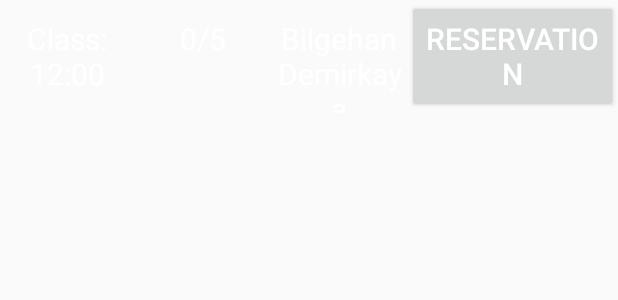
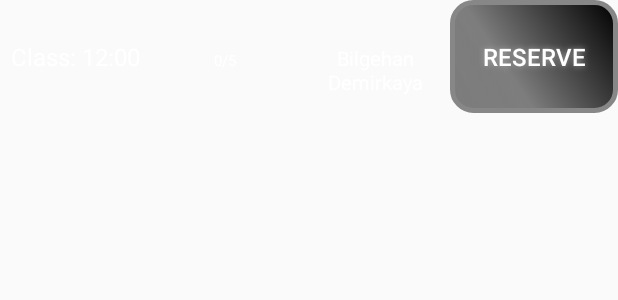
Before and after one commit to bilgehandk/ManBox, an Android app: the layout activity_recyclier_view_daily.xml on its own in the app's theme, with its tools: preview values and no code run, on a phone screen of 412 x 824 dp. Shown: the top 300 px of the screen. Run offline under Robolectric (Android 15) with nearby library versions, the phone set to English and light mode, and no system bars.

```diff
--- a/app/src/main/java/com/bilgehandemirkaya/manbox/MainActivity.kt
+++ b/app/src/main/java/com/bilgehandemirkaya/manbox/MainActivity.kt
@@ -32,6 +32,7 @@ class MainActivity : AppCompatActivity() {
             .setInitialDelay(1, TimeUnit.HOURS)
             .build()
 
+
         WorkManager.getInstance(this).enqueue(workRequest)
 
         loginViewModel = ViewModelProvider(this).get(LoginViewModel::class.java)
@@ -49,7 +50,7 @@ class MainActivity : AppCompatActivity() {
                                 if (success) {
                                     // Open the MenuScreen activity
                                     val intent = Intent(this@MainActivity, MenuScreen::class.java)
-                                    intent.putExtra("userName", loggedInUser?.username_mail)
+                                    intent.putExtra("name", mailText)
                                     startActivity(intent)
                                 } else {
                                     // Handle unsuccessful entrance status change
--- a/app/src/main/java/com/bilgehandemirkaya/manbox/MenuScreen.kt
+++ b/app/src/main/java/com/bilgehandemirkaya/manbox/MenuScreen.kt
@@ -25,7 +25,9 @@ class MenuScreen : AppCompatActivity() {
 
         loginViewModel = ViewModelProvider(this).get(LoginViewModel::class.java)
 
-        val nameSurname = intent.getStringExtra("userName")
+        val intent = Intent(this, MainActivity::class.java)
+        val nameSurname = intent.getStringExtra("name")
+
         binding.textView3.text = "Hello $nameSurname"
 
 
--- a/app/src/main/res/layout/activity_account.xml
+++ b/app/src/main/res/layout/activity_account.xml
@@ -25,7 +25,7 @@
             android:layout_height="83dp"
             android:layout_weight="1"
             android:text="Go Back"
-            android:textSize="25sp"
+            android:textSize="16sp"
             android:background="@drawable/button_shape"
             android:shadowColor="#A8A8A8"
             android:shadowDx="0"
--- a/app/src/main/res/layout/activity_recyclier_view_daily.xml
+++ b/app/src/main/res/layout/activity_recyclier_view_daily.xml
@@ -15,7 +15,7 @@
         android:layout_weight="1"
         android:text="Class: 12:00"
         android:textAlignment="center"
-        android:textSize="20sp"
+        android:textSize="16sp"
         android:textColor="@android:color/white"/>
 
     <TextView
@@ -25,7 +25,7 @@
         android:layout_weight="1"
         android:text="0/5"
         android:textAlignment="center"
-        android:textSize="20sp"
+        android:textSize="10sp"
         android:textColor="@android:color/white"/>
 
     <TextView
@@ -35,16 +35,21 @@
         android:layout_weight="1"
         android:text="Bilgehan Demirkaya"
         android:textAlignment="center"
-        android:textSize="20sp"
+        android:textSize="13sp"
         android:textColor="@android:color/white"/>
 
     <Button
         android:id="@+id/addMembershipBtn"
-        android:layout_width="100dp"
+        android:layout_width="61dp"
         android:layout_height="75dp"
         android:layout_weight="1"
-        android:text="Reservation"
+        android:background="@drawable/button_shape"
+        android:shadowColor="#A8A8A8"
+        android:shadowDx="0"
+        android:shadowDy="0"
+        android:shadowRadius="5"
+        android:text="Reserve"
         android:textAlignment="center"
-        android:textSize="20sp"
-        android:textColor="@android:color/white"/>
+        android:textColor="@android:color/white"
+        android:textSize="16sp" />
 </LinearLayout>
--- a/app/src/main/res/layout/activity_salon_giris.xml
+++ b/app/src/main/res/layout/activity_salon_giris.xml
@@ -30,7 +30,7 @@
         android:shadowRadius="5"
         android:text="Go Back"
         android:textColor="@color/white"
-        android:textSize="25sp"
+        android:textSize="16sp"
         app:layout_constraintBottom_toBottomOf="parent"
         app:layout_constraintEnd_toEndOf="parent"
         app:layout_constraintHorizontal_bias="0.009"
--- a/app/src/main/res/layout/activity_traning.xml
+++ b/app/src/main/res/layout/activity_traning.xml
@@ -26,7 +26,7 @@
 
         <Button
             android:id="@+id/button40"
-            android:layout_width="262dp"
+            android:layout_width="wrap_content"
             android:layout_height="wrap_content"
             android:layout_weight="1"
             android:background="@drawable/button_shape"
@@ -36,7 +36,7 @@
             android:shadowRadius="5"
             android:text="Go Back"
             android:textColor="@color/white"
-            android:textSize="25sp"
+            android:textSize="18sp"
             app:layout_constraintBottom_toBottomOf="parent"
             app:layout_constraintEnd_toEndOf="parent"
             app:layout_constraintHorizontal_bias="0.009"
```
Also changed, not shown: app/src/main/res/layout/activity_weather.xml (+5 -5 lines), 1 other file.
